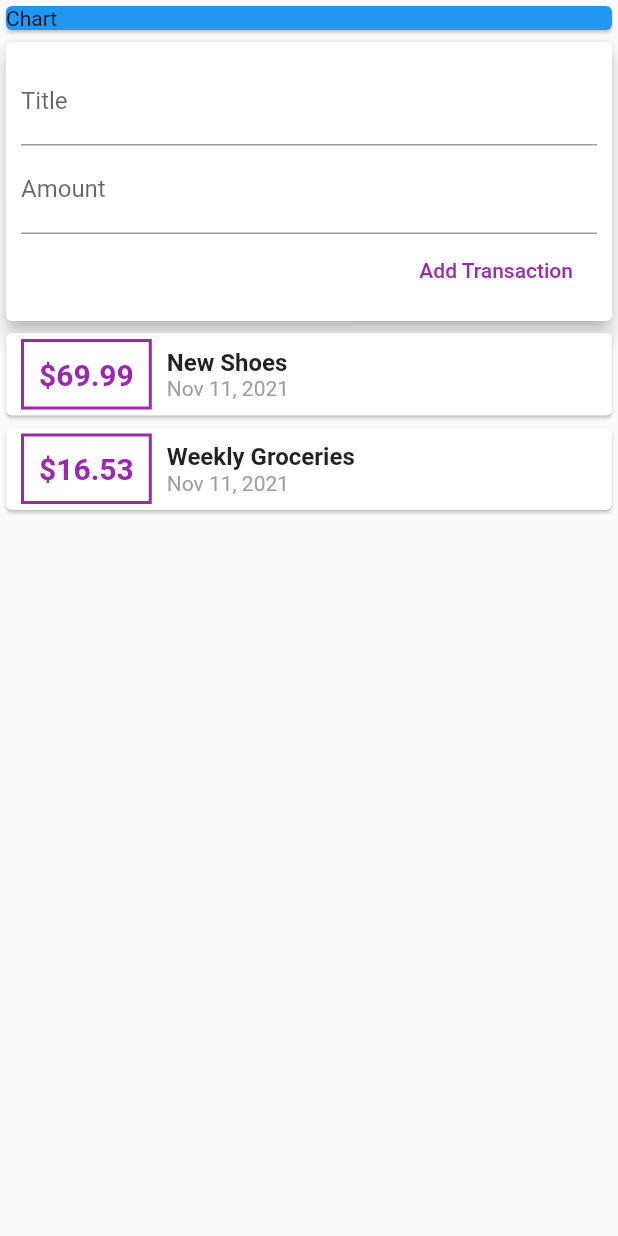
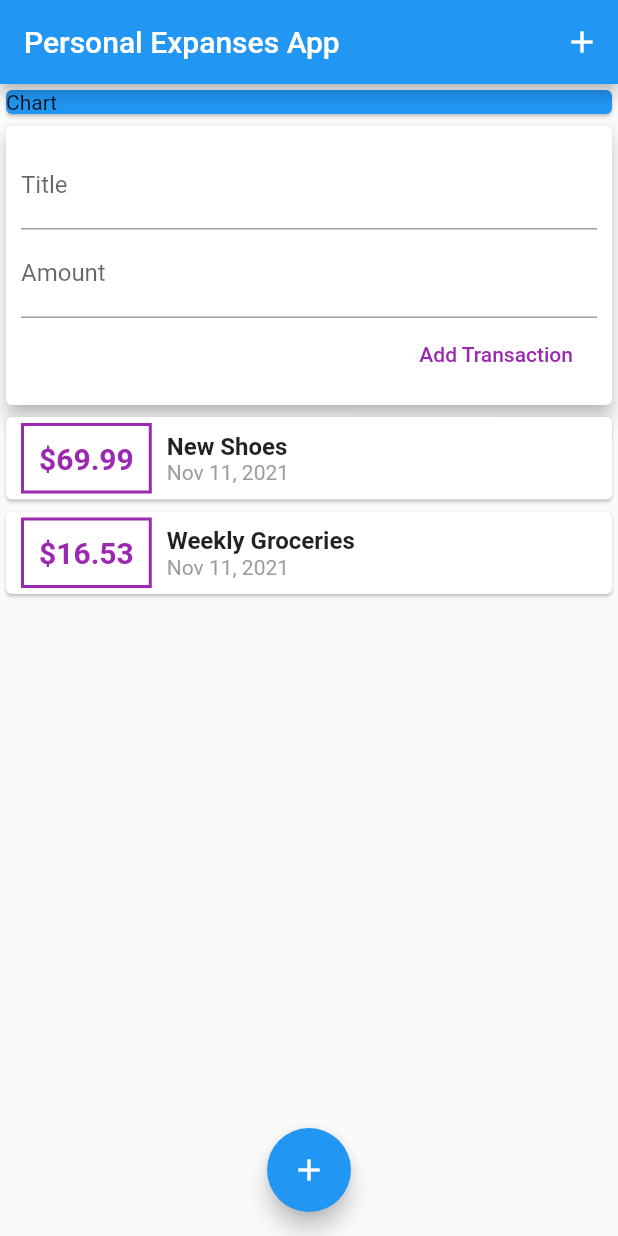
Before and after one commit to khoir-roni/PersonalExpansesApp, a Flutter app: the screen it shows after launch, after a tap on "Add Transaction", on a phone screen of 412 x 824 dp. Run offline on Flutter 3.47's test engine with Material 2 defaults, Android fonts, the phone set to English and light mode, and no system bars; missing offline and left inert: dart:ffi.

Commit message:
add button styling and listview

```diff
--- a/lib/main.dart
+++ b/lib/main.dart
@@ -2,7 +2,6 @@ import 'package:flutter/material.dart';
 import 'package:personal_expenses_app/widgets/user_transaction.dart';
 import './widgets/new_transaction.dart';
 import './widgets/transaction_list.dart';
-
 
 void main() {
   runApp(MaterialApp(
@@ -12,16 +11,36 @@ void main() {
   ));
 }
 
-class MyApp extends StatelessWidget {
+class MyApp extends StatefulWidget {
   // String titleInput;
   // String amountInput;
+  @override
+  State<MyApp> createState() => _MyAppState();
+}
+
+class _MyAppState extends State<MyApp> {
   final titleController = TextEditingController();
+
   final amountController = TextEditingController();
+
+  // void startAddNewTransaction(BuildContext ctx) {
+  //   showModalBottomSheet(
+  //     context: ctx,
+  //     builder: (_) {
+  //       return NewTransaction(addTx);
+  //     },
+  //   );
+  // }
 
   @override
   Widget build(BuildContext context) {
     return Scaffold(
+      appBar: AppBar(
+        title: Text('Personal Expanses App'),
+        actions: [IconButton(onPressed: () {}, icon: Icon(Icons.add))],
+      ),
       body: SafeArea(
+        child: SingleChildScrollView(
           child: Column(
             crossAxisAlignment: CrossAxisAlignment.center,
             children: [
@@ -36,6 +55,12 @@ class MyApp extends StatelessWidget {
             ],
           ),
         ),
+      ),
+      floatingActionButtonLocation: FloatingActionButtonLocation.centerFloat,
+      floatingActionButton: FloatingActionButton(
+        child: Icon(Icons.add),
+        onPressed: () {},
+      ),
     );
   }
 }
--- a/lib/widgets/new_transaction.dart
+++ b/lib/widgets/new_transaction.dart
@@ -7,6 +7,18 @@ class NewTransaction extends StatelessWidget {
   final titleController = TextEditingController();
   final amountController = TextEditingController();
   NewTransaction(this.addTx);
+
+  void submitData() {
+    final enteredTitle = titleController.text;
+    final enteredAmount = double.parse(amountController.text);
+    if (enteredTitle.isEmpty || enteredAmount <= 0) {
+      return;
+    }
+    addTx(
+      enteredTitle,
+      enteredAmount,
+    );
+  }
 
   @override
   Widget build(BuildContext context) {
@@ -22,6 +34,7 @@ class NewTransaction extends StatelessWidget {
                 labelText: 'Title',
               ),
               controller: titleController,
+              onSubmitted: (_) => submitData(),
               // onChanged: (value) => titleInput = value,
             ),
             TextField(
@@ -29,6 +42,8 @@ class NewTransaction extends StatelessWidget {
                 labelText: 'Amount',
               ),
               controller: amountController,
+              keyboardType: TextInputType.number,
+              onSubmitted: (_) => submitData(),
               // onChanged: (value) {
               //   amountInput = value;
               // },
@@ -36,15 +51,11 @@ class NewTransaction extends StatelessWidget {
             FlatButton(
               child: Text('Add Transaction'),
               textColor: Colors.purple,
-              onPressed: () {
-                addTx(
-                  titleController.text,
-                  double.parse(amountController.text),
-                );
-                // print(titleController.text);
-                // print(titleInput);
-                // print(amountInput);
-              },
+              onPressed: submitData
+              // print(titleController.text);
+              // print(titleInput);
+              // print(amountInput);
+              ,
             )
           ],
         ),
--- a/lib/widgets/transaction_list.dart
+++ b/lib/widgets/transaction_list.dart
@@ -9,8 +9,11 @@ class TransactionList extends StatelessWidget {
 
   @override
   Widget build(BuildContext context) {
-    return Column(
-      children: transaction.map((tx) {
+    return Container(
+      height: 400,
+      child: ListView.builder(
+        itemCount: transaction.length,
+        itemBuilder: (BuildContext context, int index) {
           return Card(
             child: Row(
               children: [
@@ -24,7 +27,7 @@ class TransactionList extends StatelessWidget {
                     ),
                   ),
                   child: Text(
-                  '\$${tx.amount}',
+                    '\$${transaction[index].amount.toStringAsFixed(2)}',
                     style: const TextStyle(
                       fontSize: 20,
                       fontWeight: FontWeight.bold,
@@ -37,12 +40,12 @@ class TransactionList extends StatelessWidget {
                     crossAxisAlignment: CrossAxisAlignment.start,
                     children: [
                       Text(
-                      tx.title,
+                        transaction[index].title,
                         style: const TextStyle(
                             fontSize: 16, fontWeight: FontWeight.bold),
                       ),
                       Text(
-                      DateFormat.yMMMd().format(tx.date),
+                        DateFormat.yMMMd().format(transaction[index].date),
                         style: const TextStyle(
                           color: Colors.grey,
                         ),
@@ -53,7 +56,8 @@ class TransactionList extends StatelessWidget {
               ],
             ),
           );
-      }).toList(),
+        },
+      ),
     );
   }
 }
```
Lines whose indentation alone changed are shown as unchanged.
